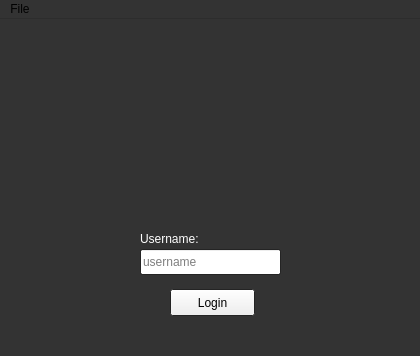
wfairclough/TAE, file TAEval-Client/loginwindow.ui: the form before one commit.
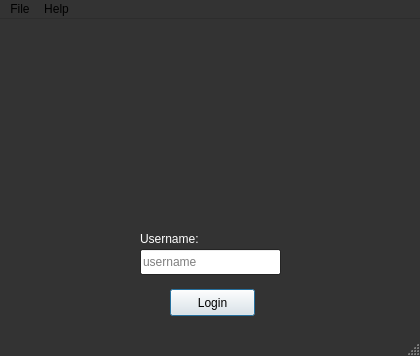
The form after the commit.

Commit message: Added Help What's This? menu.

```diff
--- a/TAEval-Client/loginwindow.ui
+++ b/TAEval-Client/loginwindow.ui
@@ -125,6 +125,12 @@
     <property name="text">
      <string>Login</string>
     </property>
+    <property name="autoDefault">
+     <bool>true</bool>
+    </property>
+    <property name="default">
+     <bool>true</bool>
+    </property>
    </widget>
    <widget class="QLabel" name="usernameLabel">
     <property name="geometry">
@@ -149,7 +155,7 @@
      <x>0</x>
      <y>0</y>
      <width>420</width>
-     <height>24</height>
+     <height>22</height>
     </rect>
    </property>
    <widget class="QMenu" name="menuFile">
@@ -159,7 +165,18 @@
     <addaction name="actionSettings"/>
     <addaction name="actionQuit"/>
    </widget>
+   <widget class="QMenu" name="menuHelp">
+    <property name="title">
+     <string>Help</string>
+    </property>
+   </widget>
    <addaction name="menuFile"/>
+   <addaction name="menuHelp"/>
+  </widget>
+  <widget class="QStatusBar" name="statusBar">
+   <property name="whatsThis">
+    <string>&lt;html&gt;&lt;head/&gt;&lt;body&gt;&lt;p&gt;Status bar lets you know whats going on between the client and server. The red text indicated a problem.&lt;/p&gt;&lt;/body&gt;&lt;/html&gt;</string>
+   </property>
   </widget>
   <action name="actionSettings">
    <property name="text">
```
Left out of the diff: 6 changed lines with no effect on the pictures. The commit also changes 1 other file.
